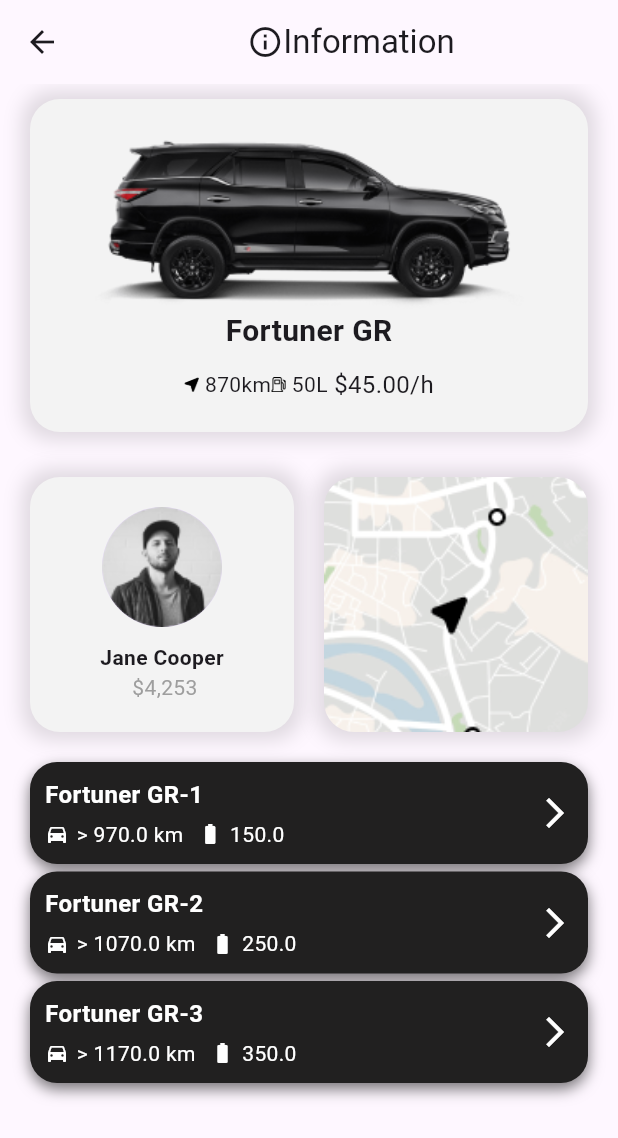
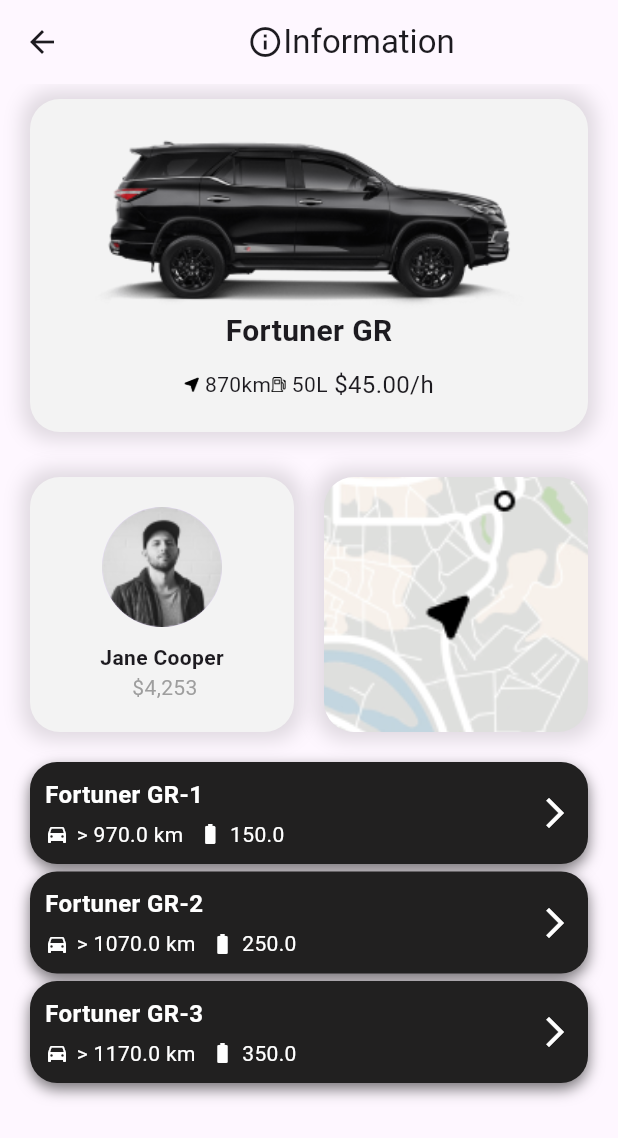
Before and after one commit to ElenaCV12/car_rental, a Flutter app: the CarListScreen screen opened directly, after a tap on "Fortuner GR", on a phone screen of 412 x 824 dp. Shown: the top 1138 px of the screen. Run offline on Flutter 3.47's test engine with Material 3 defaults, Android fonts, the phone set to English and light mode, and no system bars; our stand-ins replace bloc, cloud_firestore, firebase_core, flutter_map, latlong2; accounts and stored records are empty.

Commit message:
Clean Architecture layers

```diff
--- /dev/null
+++ b/car_rental/lib/domain/repositories/car_repository.dart
@@ -0,0 +1,5 @@
+import 'package:car_rental/data/models/car.dart';
+
+abstract class CarRepository {
+  Future<List<Car>> fetchCars();
+}
--- /dev/null
+++ b/car_rental/lib/presentation/bloc/car_event.dart
@@ -0,0 +1,3 @@
+abstract class CarEvent {}
+
+class LoadCars extends CarEvent {}
--- a/car_rental/lib/presentation/pages/MapsDetailsPage.dart
+++ b/car_rental/lib/presentation/pages/MapsDetailsPage.dart
@@ -128,7 +128,10 @@ Widget carDetailsCard({required Car car}) {
         ),
       ),
       //Aqui
-      Image.asset('assets/white_car.png'),
+      Positioned(
+        top: 50,
+        right: 20,
+        child: Image.asset('assets/white_car.png')),
       ],
     ),
   );
--- a/car_rental/lib/presentation/pages/car_details_page.dart
+++ b/car_rental/lib/presentation/pages/car_details_page.dart
@@ -4,10 +4,44 @@ import 'package:car_rental/presentation/widgets/car_card.dart';
 import 'package:car_rental/presentation/widgets/more_card.dart';
 import 'package:flutter/material.dart';
 
-class CarDetailsPage extends StatelessWidget {
+class CarDetailsPage extends StatefulWidget {
   final Car car;
 
   const CarDetailsPage({super.key, required this.car});
+
+  @override
+  State<CarDetailsPage> createState() => _CarDetailsPageState();
+}
+
+class _CarDetailsPageState extends State<CarDetailsPage> with SingleTickerProviderStateMixin {
+  AnimationController? _controller;
+  Animation<double>? _animation;
+
+  @override
+  void initState() {
+    _controller = AnimationController(
+      duration: const Duration(seconds: 3),
+      vsync: this
+      );
+
+      _animation = Tween<double>(begin: 1.0, end: 1.5).animate(_controller!)..addListener((){
+        setState(() {
+        });
+      });
+
+      _controller!.forward();
+
+    super.initState();
+  }
+
+
+  @override
+  void dispose() {
+    _controller!.forward();
+
+    super.dispose();
+  }
+
 
   @override
   Widget build(BuildContext context) {
@@ -17,15 +51,13 @@ class CarDetailsPage extends StatelessWidget {
           mainAxisAlignment: MainAxisAlignment.center,
           children: [
             Icon(Icons.info_outline),
-            Text(
-              'Information'
-            ),
+            Text('Information'),
           ],
         ),
       ),
       body: Column(
         children: [
-          CarCard(car: Car(model: car.model, distance: car.distance, fuelCapacity: car.fuelCapacity, pricePerHour: car.pricePerHour)),
+          CarCard(car: Car(model: widget.car.model, distance: widget.car.distance, fuelCapacity: widget.car.fuelCapacity, pricePerHour: widget.car.pricePerHour)),
           SizedBox(height: 20,),
           Padding(
             padding: const EdgeInsets.symmetric(horizontal: 20),
@@ -64,17 +96,13 @@ class CarDetailsPage extends StatelessWidget {
                   //MapsDetailsPage
                   Navigator.push(
                         context,
-                        MaterialPageRoute(builder: (context) => MapsDetailsPage(car: car))
+                        MaterialPageRoute(builder: (context) => MapsDetailsPage(car: widget.car))
                   );
                 },
                 child: Container(
                   height: 170,
                   decoration: BoxDecoration(
                   borderRadius: BorderRadius.circular(20),
-                  image: DecorationImage(
-                    image: AssetImage('assets/maps.png'),
-                    fit: BoxFit.cover,
-                    ),
                     boxShadow: [
                       BoxShadow(
                         color: Colors.black12,
@@ -82,6 +110,15 @@ class CarDetailsPage extends StatelessWidget {
                         spreadRadius: 5,
                       ),
                     ],
+                  ),
+                  //Aqui
+                  child: ClipRRect(
+                    borderRadius: BorderRadius.circular(20),
+                    child: Transform.scale(
+                      scale: _animation!.value,
+                      alignment: Alignment.center,
+                      child: Image.asset('assets/maps.png', fit: BoxFit.cover),
+                    ),
                   ),
                 ),
               ),
@@ -93,11 +130,11 @@ class CarDetailsPage extends StatelessWidget {
             padding: EdgeInsets.all(20),
             child: Column(
               children: [
-                MoreCard(car: Car(model: car.model+"-1", distance: car.distance+100, fuelCapacity: car.fuelCapacity+100, pricePerHour: car.pricePerHour+10)),
+                MoreCard(car: Car(model: widget.car.model+"-1", distance: widget.car.distance+100, fuelCapacity: widget.car.fuelCapacity+100, pricePerHour: widget.car.pricePerHour+10)),
                 SizedBox(height: 5,),
-                MoreCard(car: Car(model: car.model+"-2", distance: car.distance+200, fuelCapacity: car.fuelCapacity+200, pricePerHour: car.pricePerHour+20)),
+                MoreCard(car: Car(model: widget.car.model+"-2", distance: widget.car.distance+200, fuelCapacity: widget.car.fuelCapacity+200, pricePerHour: widget.car.pricePerHour+20)),
                 SizedBox(height: 5,),
-                MoreCard(car: Car(model: car.model+"-3", distance: car.distance+300, fuelCapacity: car.fuelCapacity+300, pricePerHour: car.pricePerHour+30)),
+                MoreCard(car: Car(model: widget.car.model+"-3", distance: widget.car.distance+300, fuelCapacity: widget.car.fuelCapacity+300, pricePerHour: widget.car.pricePerHour+30)),
               ],
             ),
           ),
--- a/car_rental/pubspec.yaml
+++ b/car_rental/pubspec.yaml
@@ -41,6 +41,9 @@ dependencies:
   flutter_map: ^5.0.0
   latlong2: ^0.9.0
   positioned_tap_detector_2: ^1.0.4
+  bloc: ^8.0.0
+  flutter_bloc: ^8.1.6
+  get_it: ^7.7.0
 
 
 dev_dependencies:
```
Also changed, not shown: car_rental/lib/data/datasources/firebase_car_data_source.dart (added, +13 -0 lines), car_rental/lib/data/models/car.dart (+18 -0 lines), car_rental/lib/data/repositories/car_repository_impl.dart (added, +14 -0 lines), car_rental/lib/domain/usecases/get_cars.dart (added, +12 -0 lines), car_rental/lib/presentation/bloc/car_bloc.dart (added, +20 -0 lines), car_rental/lib/presentation/bloc/car_state.dart (added, +16 -0 lines), car_rental/lib/presentation/pages/onboarding_page.dart (+3 -4 lines), car_rental/pubspec.lock.
